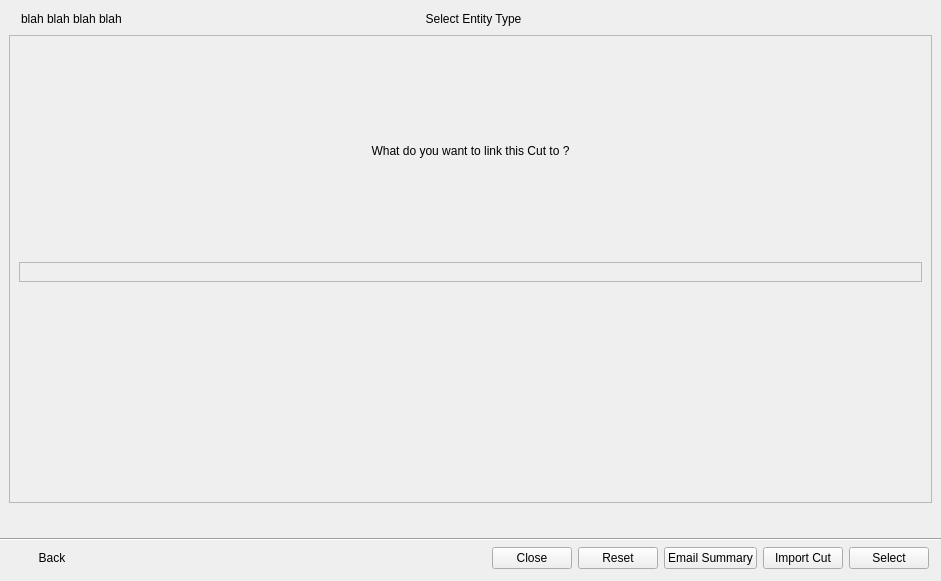
Qt form resources/dialog.ui (shotgunsoftware/tk-multi-importcut) before a commit.
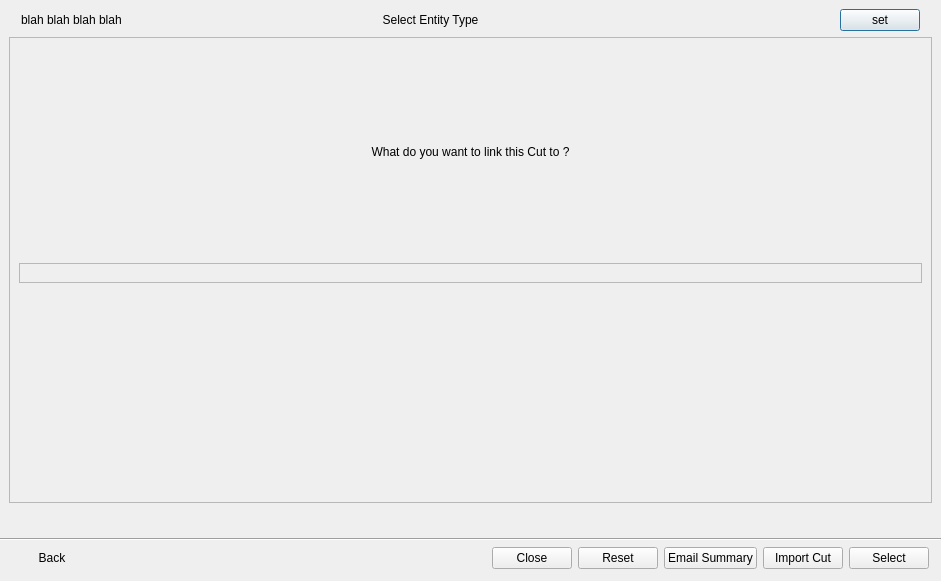
The same form after that commit. Icons and pictures are not drawn. Custom widgets are drawn as their Qt base class.

Commit message: For #34997, all gui fields added and storable, next is styling and replacing calls in the code to yaml w/calls to these new user settings

The edit to the form file:
```diff
--- a/resources/dialog.ui
+++ b/resources/dialog.ui
@@ -138,7 +138,7 @@
      <widget class="QWidget" name="entity_types_page">
       <layout class="QVBoxLayout" name="verticalLayout_8" stretch="0,1">
        <item>
-        <layout class="QHBoxLayout" name="horizontalLayout_2" stretch="1,1,1">
+        <layout class="QHBoxLayout" name="horizontalLayout_2" stretch="1,1,1,0">
          <property name="leftMargin">
           <number>12</number>
          </property>
@@ -175,6 +175,13 @@
            </property>
           </spacer>
          </item>
+         <item>
+          <widget class="QPushButton" name="settings_button">
+           <property name="text">
+            <string>set</string>
+           </property>
+          </widget>
+         </item>
         </layout>
        </item>
        <item>
```
Left out of the diff: 70 changed lines with no effect on the pictures. The commit also changes 6 other files.
